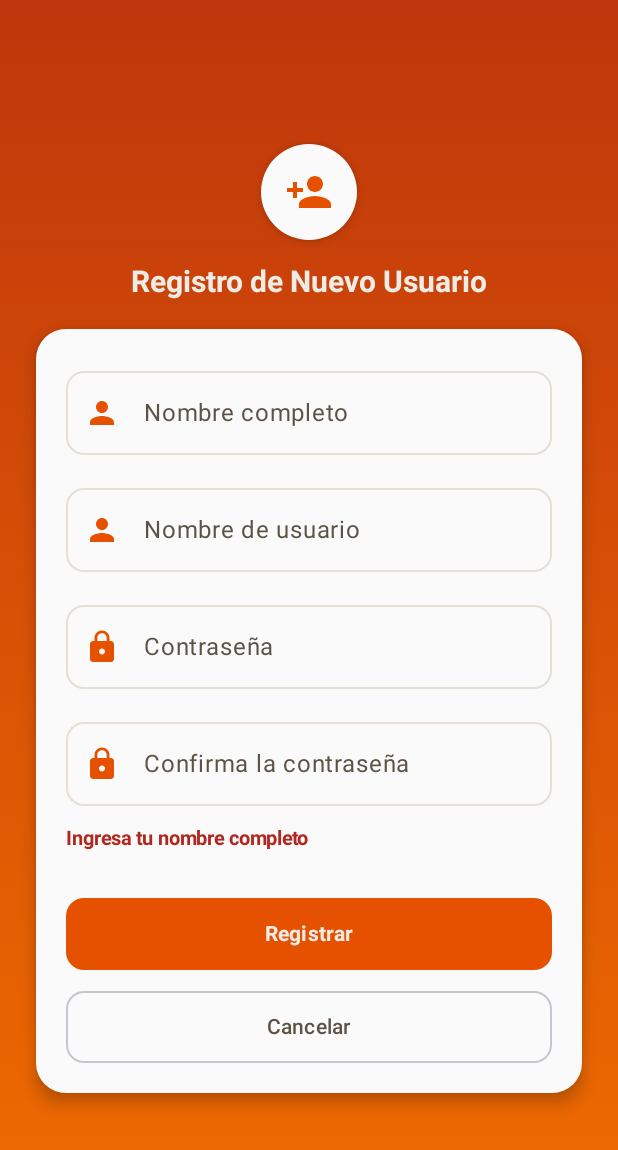
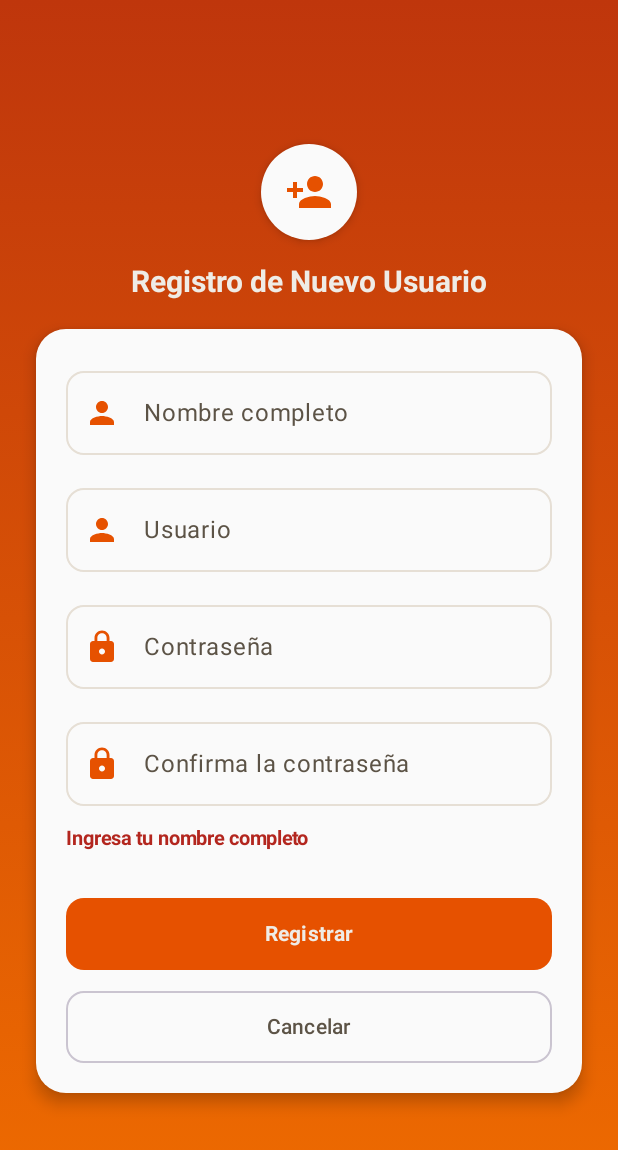
Before and after one commit to 25002732-Franschesco/ProyectoAppAbarrotes, an Android app built with Jetpack Compose: the RegisterFormView screen opened through its navigation route, after a tap on "Registrar", on a phone screen of 412 x 824 dp. Shown: the top 1150 px of the screen. Run offline under Robolectric (Android 15) with nearby library versions, the phone set to English and light mode, and no system bars; our stand-ins replace Room's generated code.

Commit message:
Strings finales

```diff
--- a/app/src/main/java/org/utl/ldsm406_puntoventa/views/modulo_register/RegisterFormView.kt
+++ b/app/src/main/java/org/utl/ldsm406_puntoventa/views/modulo_register/RegisterFormView.kt
@@ -17,6 +17,7 @@ import androidx.compose.ui.Alignment
 import androidx.compose.ui.Modifier
 import androidx.compose.ui.graphics.Brush.Companion.verticalGradient
 import androidx.compose.ui.res.colorResource
+import androidx.compose.ui.res.stringResource
 import androidx.compose.ui.text.font.FontWeight
 import androidx.compose.ui.text.input.PasswordVisualTransformation
 import androidx.compose.ui.unit.dp
@@ -33,7 +34,7 @@ fun RegisterFormView(
     var usuario by rememberSaveable { mutableStateOf("") }
     var password by rememberSaveable { mutableStateOf("") }
     var passwordDos by rememberSaveable { mutableStateOf("") }
-    var error by rememberSaveable { mutableStateOf("") }
+    var errorResId by rememberSaveable { mutableStateOf<Int?>(null) }
 
     Column(
         modifier = Modifier
@@ -70,7 +71,7 @@ fun RegisterFormView(
         Spacer(modifier = Modifier.height(16.dp))
 
         Text(
-            text = "Registro de Nuevo Usuario",
+            text = stringResource(id = R.string.register_user_title),
             fontWeight = FontWeight.Bold,
             fontSize = 20.sp,
             color = colorResource(R.color.crema_fondo),
@@ -94,7 +95,7 @@ fun RegisterFormView(
                 OutlinedTextField(
                     value = nombre,
                     onValueChange = { nombre = it },
-                    label = { Text("Nombre completo") },
+                    label = { Text(stringResource(id = R.string.field_full_name)) },
                     singleLine = true,
                     leadingIcon = {
                         Icon(
@@ -118,7 +119,7 @@ fun RegisterFormView(
                 OutlinedTextField(
                     value = usuario,
                     onValueChange = { usuario = it },
-                    label = { Text("Nombre de usuario") },
+                    label = { Text(stringResource(id = R.string.field_username)) },
                     singleLine = true,
                     leadingIcon = {
                         Icon(
@@ -142,7 +143,7 @@ fun RegisterFormView(
                 OutlinedTextField(
                     value = password,
                     onValueChange = { password = it },
-                    label = { Text("Contraseña") },
+                    label = { Text(stringResource(id = R.string.field_password)) },
                     singleLine = true,
                     visualTransformation = PasswordVisualTransformation(),
                     leadingIcon = {
@@ -167,7 +168,7 @@ fun RegisterFormView(
                 OutlinedTextField(
                     value = passwordDos,
                     onValueChange = { passwordDos = it },
-                    label = { Text("Confirma la contraseña") },
+                    label = { Text(stringResource(id = R.string.field_confirm_password)) },
                     singleLine = true,
                     visualTransformation = PasswordVisualTransformation(),
                     leadingIcon = {
@@ -189,9 +190,9 @@ fun RegisterFormView(
                     )
                 )
 
-                if (error.isNotBlank()) {
+                errorResId?.let { resId ->
                     Text(
-                        text = error,
+                        text = stringResource(id = resId),
                         color = MaterialTheme.colorScheme.error,
                         fontWeight = FontWeight.Bold,
                         fontSize = 13.sp
@@ -202,15 +203,16 @@ fun RegisterFormView(
 
                 Button(
                     onClick = {
-                        error = when {
-                            nombre.isBlank() -> "Ingresa tu nombre completo"
-                            usuario.isBlank() -> "Ingresa un nombre de usuario"
-                            password.isBlank() -> "Introduce tu contraseña"
-                            passwordDos.isBlank() -> "Confirma tu contraseña"
-                            else -> ""
+                        val validationError = when {
+                            nombre.isBlank() -> R.string.error_full_name_required
+                            usuario.isBlank() -> R.string.error_username_required
+                            password.isBlank() -> R.string.error_password_required
+                            passwordDos.isBlank() -> R.string.error_confirm_password_required
+                            password.trim() != passwordDos.trim() -> R.string.error_passwords_mismatch
+                            else -> null
                         }
-                        if (error.isBlank()) {
-                            if (password.trim() == passwordDos.trim()) {
+                        errorResId = validationError
+                        if (validationError == null) {
                             onGuardar(
                                 Usuario(
                                     id = 0,
@@ -219,9 +221,6 @@ fun RegisterFormView(
                                     password = password.trim()
                                 )
                             )
-                            } else {
-                                error = "Las contraseñas tienen que ser las mismas"
-                            }
                         }
                     },
                     colors = ButtonDefaults.buttonColors(
```
Also changed, not shown: app/src/main/java/org/utl/ldsm406_puntoventa/views/modeulo_surtidor/SurtidorFormView.kt (+39 -21 lines), app/src/main/java/org/utl/ldsm406_puntoventa/views/modulo_producto/ProductoFormView.kt (+38 -20 lines), app/src/main/res/values/strings.xml (+37 -0 lines), 1 other file. Lines whose indentation alone changed are shown as unchanged.
